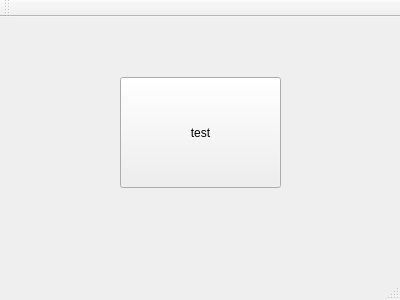
First picture: the form in mainwindow.ui, repository 3delight00/qt_test, before the edit.
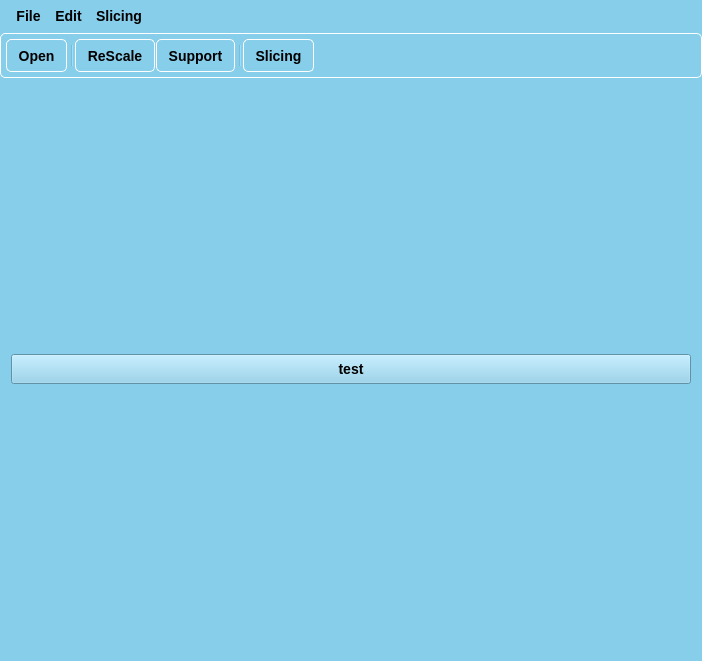
Second picture: the form after the edit.

Commit message: test style sheet

Diff of the .ui file:
```diff
--- a/mainwindow.ui
+++ b/mainwindow.ui
@@ -6,47 +6,163 @@
    <rect>
     <x>0</x>
     <y>0</y>
-    <width>400</width>
-    <height>300</height>
+    <width>702</width>
+    <height>661</height>
    </rect>
   </property>
   <property name="windowTitle">
-   <string>MainWindow</string>
+   <string notr="true">MainWindow</string>
+  </property>
+  <property name="autoFillBackground">
+   <bool>false</bool>
+  </property>
+  <property name="styleSheet">
+   <string notr="true">background-color: skyblue;
+
+font : bold 14px;
+min-width : 0.5em;
+padding : 6px;
+</string>
+  </property>
+  <property name="animated">
+   <bool>true</bool>
   </property>
   <widget class="QWidget" name="centralWidget">
-   <widget class="QPushButton" name="pushButton">
-    <property name="geometry">
-     <rect>
-      <x>120</x>
-      <y>60</y>
-      <width>161</width>
-      <height>111</height>
-     </rect>
-    </property>
-    <property name="text">
-     <string>test</string>
-    </property>
-   </widget>
+   <layout class="QVBoxLayout" name="verticalLayout_2">
+    <item>
+     <widget class="QPushButton" name="pushButton">
+      <property name="text">
+       <string>test</string>
+      </property>
+     </widget>
+    </item>
+   </layout>
+  </widget>
+  <widget class="QToolBar" name="mainToolBar">
+   <property name="sizePolicy">
+    <sizepolicy hsizetype="Preferred" vsizetype="Expanding">
+     <horstretch>0</horstretch>
+     <verstretch>0</verstretch>
+    </sizepolicy>
+   </property>
+   <property name="styleSheet">
+    <string notr="true">background-color : skyblue;
+border-style : outset;
+border-width : 0.5px;
+border-radius : 5px;
+border-color : white;
+font : bold 14px;
+min-width : 0.5em;
+padding : 6px;
+</string>
+   </property>
+   <property name="movable">
+    <bool>false</bool>
+   </property>
+   <property name="allowedAreas">
+    <set>Qt::LeftToolBarArea|Qt::RightToolBarArea|Qt::TopToolBarArea</set>
+   </property>
+   <property name="iconSize">
+    <size>
+     <width>44</width>
+     <height>44</height>
+    </size>
+   </property>
+   <property name="floatable">
+    <bool>true</bool>
+   </property>
+   <attribute name="toolBarArea">
+    <enum>TopToolBarArea</enum>
+   </attribute>
+   <attribute name="toolBarBreak">
+    <bool>false</bool>
+   </attribute>
+   <addaction name="actionOpen_stl_file"/>
+   <addaction name="separator"/>
+   <addaction name="actionReScale"/>
+   <addaction name="actionCreate_Support"/>
+   <addaction name="separator"/>
+   <addaction name="actionSliecing"/>
   </widget>
   <widget class="QMenuBar" name="menuBar">
    <property name="geometry">
     <rect>
      <x>0</x>
      <y>0</y>
-     <width>400</width>
-     <height>21</height>
+     <width>702</width>
+     <height>37</height>
     </rect>
    </property>
+   <property name="sizePolicy">
+    <sizepolicy hsizetype="MinimumExpanding" vsizetype="Expanding">
+     <horstretch>0</horstretch>
+     <verstretch>0</verstretch>
+    </sizepolicy>
+   </property>
+   <property name="styleSheet">
+    <string notr="true">background-color : skyblue;
+border-width : 2px;
+border-color : white;
+font : bold 14px;
+min-width : 0.5em;
+padding : 6px;
+</string>
+   </property>
+   <widget class="QMenu" name="menuFile">
+    <property name="title">
+     <string>File</string>
+    </property>
+    <addaction name="actionOpen_stl_file"/>
+   </widget>
+   <widget class="QMenu" name="menuEdit">
+    <property name="title">
+     <string>Edit</string>
+    </property>
+    <addaction name="actionReScale"/>
+    <addaction name="actionCreate_Support"/>
+   </widget>
+   <widget class="QMenu" name="menuSlicing">
+    <property name="title">
+     <string>Slicing</string>
+    </property>
+    <addaction name="actionSliecing"/>
+   </widget>
+   <addaction name="menuFile"/>
+   <addaction name="menuEdit"/>
+   <addaction name="menuSlicing"/>
   </widget>
-  <widget class="QToolBar" name="mainToolBar">
-   <attribute name="toolBarArea">
-    <enum>TopToolBarArea</enum>
-   </attribute>
-   <attribute name="toolBarBreak">
+  <action name="actionOpen_stl_file">
+   <property name="checkable">
     <bool>false</bool>
-   </attribute>
-  </widget>
-  <widget class="QStatusBar" name="statusBar"/>
+   </property>
+   <property name="text">
+    <string>Open STL</string>
+   </property>
+   <property name="iconText">
+    <string>Open</string>
+   </property>
+   <property name="statusTip">
+    <string/>
+   </property>
+  </action>
+  <action name="actionCreate_Support">
+   <property name="text">
+    <string>Create Support</string>
+   </property>
+   <property name="iconText">
+    <string>Support</string>
+   </property>
+  </action>
+  <action name="actionReScale">
+   <property name="text">
+    <string>ReScale</string>
+   </property>
+  </action>
+  <action name="actionSliecing">
+   <property name="text">
+    <string>Slicing</string>
+   </property>
+  </action>
  </widget>
  <layoutdefault spacing="6" margin="11"/>
  <resources/>
```
The commit also changes 3 other files.
